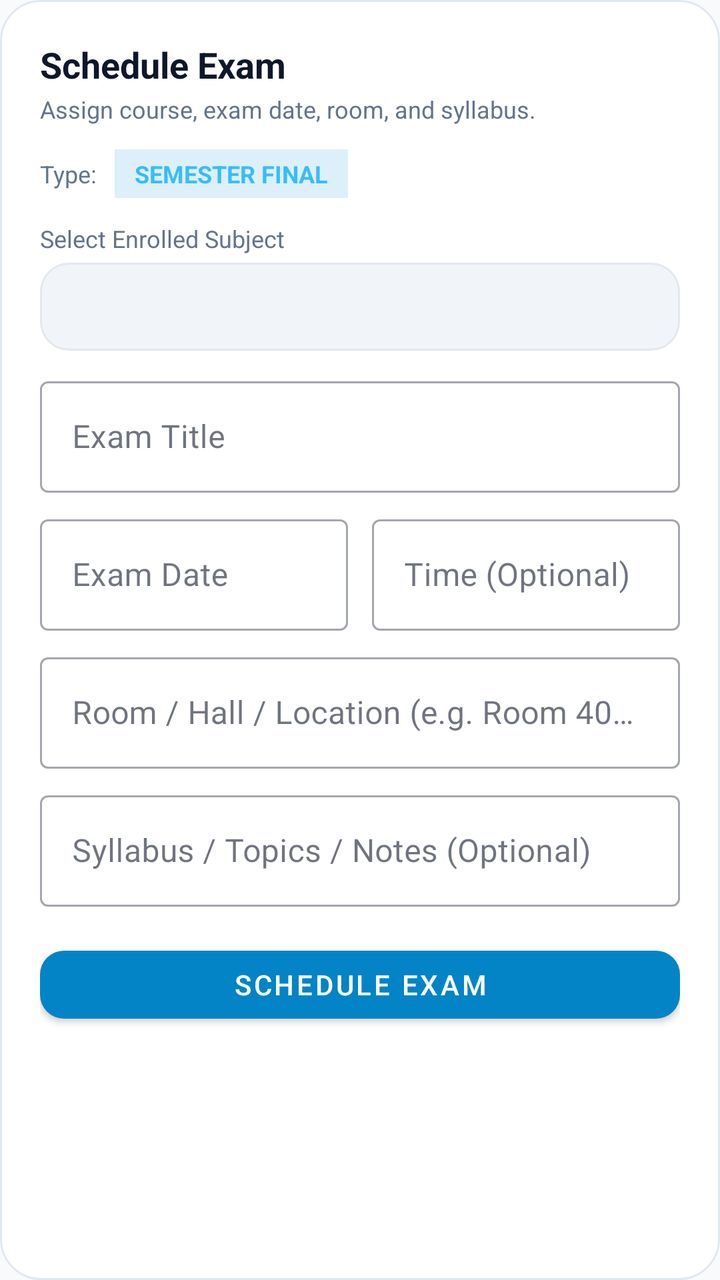
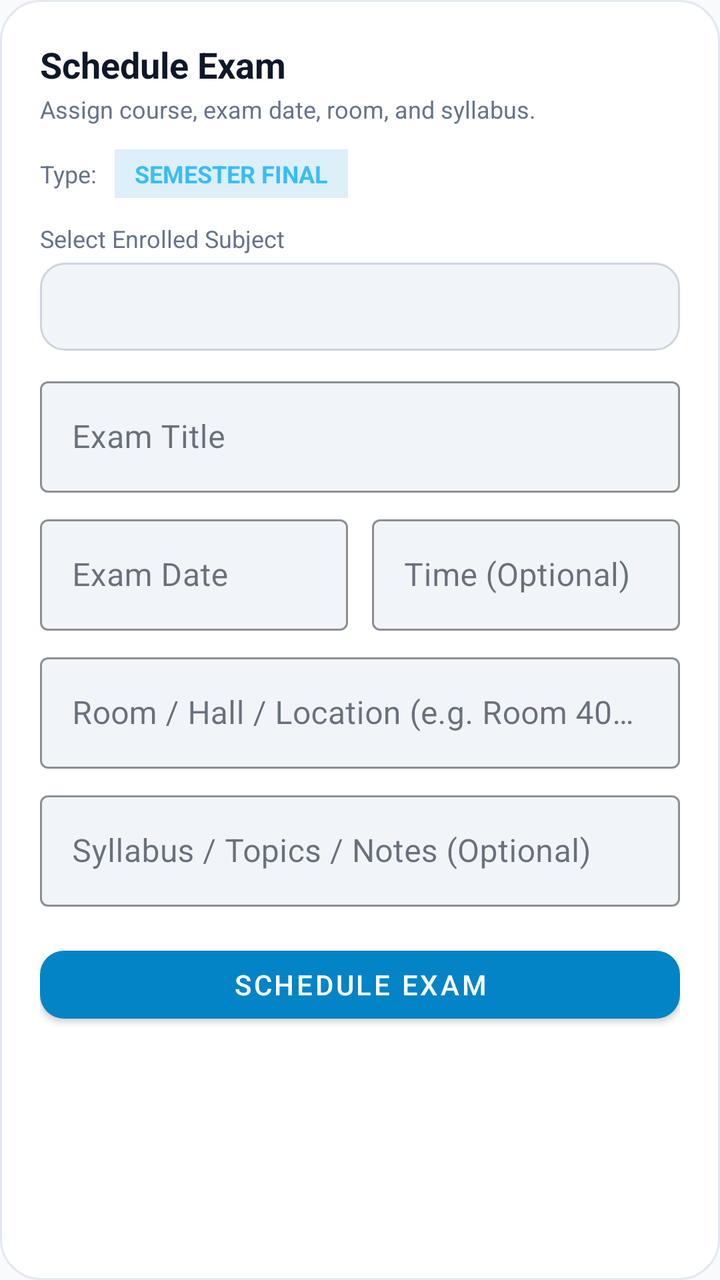

Two renders of the same Android screen: before a commit and after it. Below are the layout's source before the change and the commit's diff.
<!-- AndroidManifest.xml: application theme Theme.LifeSync -->
<!-- res/layout/dialog_add_exam.xml -->
<?xml version="1.0" encoding="utf-8"?>
<LinearLayout xmlns:android="http://schemas.android.com/apk/res/android"
    xmlns:app="http://schemas.android.com/apk/res-auto"
    android:layout_width="match_parent"
    android:layout_height="wrap_content"
    android:background="@drawable/bg_dialog_glass"
    android:orientation="vertical"
    android:padding="20dp">

    <TextView
        android:id="@+id/tvExamDialogTitle"
        android:layout_width="wrap_content"
        android:layout_height="wrap_content"
        android:text="Schedule Exam"
        android:textColor="@color/text_primary"
        android:textSize="18sp"
        android:textStyle="bold" />

    <TextView
        android:id="@+id/tvExamDialogSubtitle"
        android:layout_width="wrap_content"
        android:layout_height="wrap_content"
        android:layout_marginTop="2dp"
        android:text="Assign course, exam date, room, and syllabus."
        android:textColor="@color/text_secondary"
        android:textSize="12sp" />

    
    <LinearLayout
        android:layout_width="match_parent"
        android:layout_height="wrap_content"
        android:layout_marginTop="12dp"
        android:gravity="center_vertical"
        android:orientation="horizontal">

        <TextView
            android:layout_width="wrap_content"
            android:layout_height="wrap_content"
            android:text="Type: "
            android:textColor="@color/text_secondary"
            android:textSize="12sp" />

        <TextView
            android:id="@+id/tvExamTypeBadge"
            android:layout_width="wrap_content"
            android:layout_height="wrap_content"
            android:layout_marginStart="6dp"
            android:background="#220284C7"
            android:paddingHorizontal="10dp"
            android:paddingVertical="4dp"
            android:text="SEMESTER FINAL"
            android:textColor="#38BDF8"
            android:textSize="12sp"
            android:textStyle="bold" />
    </LinearLayout>

    
    <TextView
        android:layout_width="wrap_content"
        android:layout_height="wrap_content"
        android:layout_marginTop="12dp"
        android:text="Select Enrolled Subject"
        android:textColor="@color/text_secondary"
        android:textSize="12sp" />

    <Spinner
        android:id="@+id/spExamSubject"
        android:layout_width="match_parent"
        android:layout_height="44dp"
        android:layout_marginTop="4dp"
        android:background="@drawable/bg_chip_unselected" />

    
    <com.google.android.material.textfield.TextInputLayout
        android:id="@+id/tilExamTitle"
        style="@style/Widget.MaterialComponents.TextInputLayout.OutlinedBox"
        android:layout_width="match_parent"
        android:layout_height="wrap_content"
        android:layout_marginTop="10dp"
        android:hint="Exam Title">

        <com.google.android.material.textfield.TextInputEditText
            android:id="@+id/etExamTitle"
            android:layout_width="match_parent"
            android:layout_height="wrap_content" />
    </com.google.android.material.textfield.TextInputLayout>

    
    <LinearLayout
        android:layout_width="match_parent"
        android:layout_height="wrap_content"
        android:layout_marginTop="8dp"
        android:orientation="horizontal">

        <com.google.android.material.textfield.TextInputLayout
            style="@style/Widget.MaterialComponents.TextInputLayout.OutlinedBox"
            android:layout_width="0dp"
            android:layout_height="wrap_content"
            android:layout_marginEnd="6dp"
            android:layout_weight="1"
            android:hint="Exam Date">

            <com.google.android.material.textfield.TextInputEditText
                android:id="@+id/etExamDate"
                android:layout_width="match_parent"
                android:layout_height="wrap_content"
                android:cursorVisible="false"
                android:focusable="false" />
        </com.google.android.material.textfield.TextInputLayout>

        <com.google.android.material.textfield.TextInputLayout
            style="@style/Widget.MaterialComponents.TextInputLayout.OutlinedBox"
            android:layout_width="0dp"
            android:layout_height="wrap_content"
            android:layout_marginStart="6dp"
            android:layout_weight="1"
            android:hint="Time (Optional)">

            <com.google.android.material.textfield.TextInputEditText
                android:id="@+id/etExamTime"
                android:layout_width="match_parent"
                android:layout_height="wrap_content"
                android:cursorVisible="false"
                android:focusable="false" />
        </com.google.android.material.textfield.TextInputLayout>
    </LinearLayout>

    
    <com.google.android.material.textfield.TextInputLayout
        style="@style/Widget.MaterialComponents.TextInputLayout.OutlinedBox"
        android:layout_width="match_parent"
        android:layout_height="wrap_content"
        android:layout_marginTop="8dp"
        android:hint="Room / Hall / Location (e.g. Room 402, Main Aud)">

        <com.google.android.material.textfield.TextInputEditText
            android:id="@+id/etExamRoom"
            android:layout_width="match_parent"
            android:layout_height="wrap_content" />
    </com.google.android.material.textfield.TextInputLayout>

    
    <com.google.android.material.textfield.TextInputLayout
        style="@style/Widget.MaterialComponents.TextInputLayout.OutlinedBox"
        android:layout_width="match_parent"
        android:layout_height="wrap_content"
        android:layout_marginTop="8dp"
        android:hint="Syllabus / Topics / Notes (Optional)">

        <com.google.android.material.textfield.TextInputEditText
            android:id="@+id/etExamNotes"
            android:layout_width="match_parent"
            android:layout_height="wrap_content" />
    </com.google.android.material.textfield.TextInputLayout>

    <com.google.android.material.button.MaterialButton
        android:id="@+id/btnSaveExam"
        android:layout_width="match_parent"
        android:layout_height="46dp"
        android:layout_marginTop="16dp"
        android:text="Schedule Exam"
        app:cornerRadius="12dp" />

</LinearLayout>
<!-- resources referenced by this layout -->
<resources>
  <color name="text_primary">#0F172A</color>
  <color name="text_secondary">#64748B</color>
  <!-- drawable bg_chip_unselected (drawable) -->
  <?xml version="1.0" encoding="utf-8"?>
  <shape xmlns:android="http://schemas.android.com/apk/res/android"
      android:shape="rectangle">
      <solid android:color="@color/surface_variant" />
      <corners android:radius="14dp" />
      <stroke
          android:width="1dp"
          android:color="@color/card_stroke" />
  </shape>
  <!-- drawable bg_dialog_glass (drawable) -->
  <?xml version="1.0" encoding="utf-8"?>
  <shape xmlns:android="http://schemas.android.com/apk/res/android"
      android:shape="rectangle">
      <corners android:radius="20dp" />
      <solid android:color="@color/surface" />
      <stroke
          android:width="1dp"
          android:color="@color/card_stroke" />
  </shape>
  <style name="Theme.LifeSync" parent="Theme.MaterialComponents.DayNight.NoActionBar">
          <item name="colorPrimary">@color/primary</item>
          <item name="colorPrimaryVariant">@color/primary_variant</item>
          <item name="colorOnPrimary">@color/on_primary</item>
          <item name="colorSecondary">@color/secondary</item>
          <item name="colorSecondaryVariant">@color/secondary_variant</item>
          <item name="colorOnSecondary">@color/on_secondary</item>
          <item name="colorSurface">@color/surface</item>
          <item name="colorOnSurface">@color/text_primary</item>
          <item name="colorOnBackground">@color/text_primary</item>
          <item name="colorOnSurfaceVariant">@color/text_secondary</item>
          <item name="android:colorBackground">@color/background</item>
          <item name="android:windowBackground">@color/background</item>
          <item name="android:textColorPrimary">@color/text_primary</item>
          <item name="android:textColorSecondary">@color/text_secondary</item>
          <item name="android:statusBarColor">@color/background</item>
          <item name="android:windowLightStatusBar">true</item>
          <item name="android:navigationBarColor">@color/background</item>
          <item name="materialCardViewStyle">@style/CardElevationRounded</item>
          <item name="android:textViewStyle">@style/DuoRhythmTextView</item>
          <item name="android:editTextStyle">@style/DuoRhythmEditText</item>
          <item name="editTextStyle">@style/DuoRhythmEditText</item>
      </style>
  <color name="surface_variant">#F1F5F9</color>
  <color name="card_stroke">#E2E8F0</color>
  <color name="surface">#FFFFFF</color>
  <color name="primary">#0284C7</color>
  <color name="primary_variant">#0369A1</color>
  <color name="on_primary">#FFFFFF</color>
  <color name="secondary">#7C3AED</color>
  <color name="secondary_variant">#6D28D9</color>
  <color name="on_secondary">#FFFFFF</color>
  <color name="background">#F8FAFC</color>
  <style name="CardElevationRounded" parent="Widget.MaterialComponents.CardView">
          <item name="cardCornerRadius">22dp</item>
          <item name="cardElevation">2dp</item>
          <item name="strokeWidth">1dp</item>
          <item name="strokeColor">@color/card_stroke</item>
          <item name="cardBackgroundColor">@color/surface_card</item>
      </style>
  <style name="DuoRhythmTextView" parent="android:Widget.TextView">
          <item name="android:lineSpacingExtra">2dp</item>
          <item name="android:fontFamily">sans-serif</item>
          <item name="android:includeFontPadding">true</item>
      </style>
  <style name="DuoRhythmEditText" parent="android:Widget.EditText">
          <item name="android:lineSpacingExtra">2dp</item>
          <item name="android:fontFamily">sans-serif</item>
          <item name="android:includeFontPadding">true</item>
          <item name="android:textColor">@color/text_primary</item>
          <item name="android:textColorHint">@color/text_secondary</item>
      </style>
  <color name="surface_card">#FFFFFF</color>
</resources>

<!-- the commit's change to res/layout/dialog_add_exam.xml (unified diff, before → after) -->
@@ -68,7 +68,7 @@
         android:layout_width="match_parent"
         android:layout_height="44dp"
         android:layout_marginTop="4dp"
-        android:background="@drawable/bg_chip_unselected" />
+        android:background="@drawable/bg_edit_text_dynamic" />
 
     
     <com.google.android.material.textfield.TextInputLayout
@@ -77,12 +77,16 @@
         android:layout_width="match_parent"
         android:layout_height="wrap_content"
         android:layout_marginTop="10dp"
+        app:boxBackgroundColor="@color/surface_variant"
+        app:boxStrokeColor="@color/card_stroke_bright"
         android:hint="Exam Title">
 
         <com.google.android.material.textfield.TextInputEditText
             android:id="@+id/etExamTitle"
             android:layout_width="match_parent"
-            android:layout_height="wrap_content" />
+            android:layout_height="wrap_content"
+            android:textColor="?attr/colorOnSurface"
+            android:textColorHint="?attr/colorOutline" />
     </com.google.android.material.textfield.TextInputLayout>
 
     
@@ -98,6 +102,8 @@
             android:layout_height="wrap_content"
             android:layout_marginEnd="6dp"
             android:layout_weight="1"
+            app:boxBackgroundColor="@color/surface_variant"
+            app:boxStrokeColor="@color/card_stroke_bright"
             android:hint="Exam Date">
 
             <com.google.android.material.textfield.TextInputEditText
@@ -105,7 +111,9 @@
                 android:layout_width="match_parent"
                 android:layout_height="wrap_content"
                 android:cursorVisible="false"
-                android:focusable="false" />
+                android:focusable="false"
+                android:textColor="?attr/colorOnSurface"
+                android:textColorHint="?attr/colorOutline" />
         </com.google.android.material.textfield.TextInputLayout>
 
         <com.google.android.material.textfield.TextInputLayout
@@ -114,6 +122,8 @@
             android:layout_height="wrap_content"
             android:layout_marginStart="6dp"
             android:layout_weight="1"
+            app:boxBackgroundColor="@color/surface_variant"
+            app:boxStrokeColor="@color/card_stroke_bright"
             android:hint="Time (Optional)">
 
             <com.google.android.material.textfield.TextInputEditText
@@ -121,7 +131,9 @@
                 android:layout_width="match_parent"
                 android:layout_height="wrap_content"
                 android:cursorVisible="false"
-                android:focusable="false" />
+                android:focusable="false"
+                android:textColor="?attr/colorOnSurface"
+                android:textColorHint="?attr/colorOutline" />
         </com.google.android.material.textfield.TextInputLayout>
     </LinearLayout>
 
@@ -131,12 +143,16 @@
         android:layout_width="match_parent"
         android:layout_height="wrap_content"
         android:layout_marginTop="8dp"
+        app:boxBackgroundColor="@color/surface_variant"
+        app:boxStrokeColor="@color/card_stroke_bright"
         android:hint="Room / Hall / Location (e.g. Room 402, Main Aud)">
 
         <com.google.android.material.textfield.TextInputEditText
             android:id="@+id/etExamRoom"
             android:layout_width="match_parent"
-            android:layout_height="wrap_content" />
+            android:layout_height="wrap_content"
+            android:textColor="?attr/colorOnSurface"
+            android:textColorHint="?attr/colorOutline" />
     </com.google.android.material.textfield.TextInputLayout>
 
     
@@ -145,12 +161,16 @@
         android:layout_width="match_parent"
         android:layout_height="wrap_content"
         android:layout_marginTop="8dp"
+        app:boxBackgroundColor="@color/surface_variant"
+        app:boxStrokeColor="@color/card_stroke_bright"
         android:hint="Syllabus / Topics / Notes (Optional)">
 
         <com.google.android.material.textfield.TextInputEditText
             android:id="@+id/etExamNotes"
             android:layout_width="match_parent"
-            android:layout_height="wrap_content" />
+            android:layout_height="wrap_content"
+            android:textColor="?attr/colorOnSurface"
+            android:textColorHint="?attr/colorOutline" />
     </com.google.android.material.textfield.TextInputLayout>
 
     <com.google.android.material.button.MaterialButton
<!-- resource entries referenced after the edit -->
@@ -1,17 +1,8 @@
 <!-- resources referenced by this layout -->
 <resources>
+  <color name="card_stroke_bright">#CBD5E1</color>
   <color name="text_primary">#0F172A</color>
   <color name="text_secondary">#64748B</color>
-  <!-- drawable bg_chip_unselected (drawable) -->
-  <?xml version="1.0" encoding="utf-8"?>
-  <shape xmlns:android="http://schemas.android.com/apk/res/android"
-      android:shape="rectangle">
-      <solid android:color="@color/surface_variant" />
-      <corners android:radius="14dp" />
-      <stroke
-          android:width="1dp"
-          android:color="@color/card_stroke" />
-  </shape>
   <!-- drawable bg_dialog_glass (drawable) -->
   <?xml version="1.0" encoding="utf-8"?>
   <shape xmlns:android="http://schemas.android.com/apk/res/android"
@@ -21,6 +12,16 @@
       <stroke
           android:width="1dp"
           android:color="@color/card_stroke" />
+  </shape>
+  <!-- drawable bg_edit_text_dynamic (drawable) -->
+  <?xml version="1.0" encoding="utf-8"?>
+  <shape xmlns:android="http://schemas.android.com/apk/res/android"
+      android:shape="rectangle">
+      <solid android:color="@color/surface_variant" />
+      <corners android:radius="12dp" />
+      <stroke
+          android:width="1dp"
+          android:color="@color/card_stroke_bright" />
   </shape>
   <style name="Theme.LifeSync" parent="Theme.MaterialComponents.DayNight.NoActionBar">
           <item name="colorPrimary">@color/primary</item>
